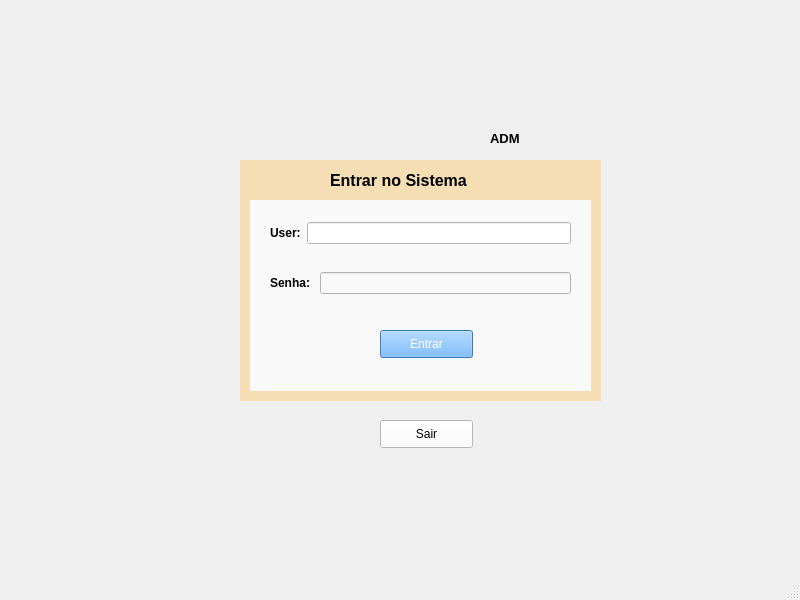
lannyily/POO2, file Guia_adm/ui/tela_login_adm.ui: the form before one commit.
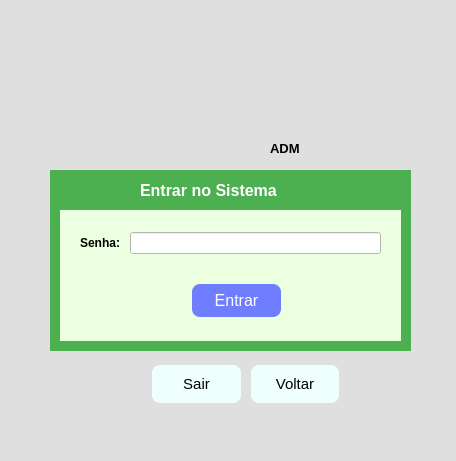
The form after the commit. Icons and pictures are not drawn.

```diff
--- a/Guia_adm/ui/tela_login_adm.ui
+++ b/Guia_adm/ui/tela_login_adm.ui
@@ -6,25 +6,28 @@
    <rect>
     <x>0</x>
     <y>0</y>
-    <width>800</width>
-    <height>600</height>
+    <width>456</width>
+    <height>461</height>
    </rect>
   </property>
   <property name="windowTitle">
    <string>MainWindow</string>
   </property>
+  <property name="styleSheet">
+   <string notr="true">background-color: rgb(223, 223, 223);</string>
+  </property>
   <widget class="QWidget" name="centralwidget">
    <widget class="QWidget" name="widget" native="true">
     <property name="geometry">
      <rect>
-      <x>240</x>
-      <y>160</y>
+      <x>50</x>
+      <y>170</y>
       <width>361</width>
-      <height>241</height>
+      <height>181</height>
      </rect>
     </property>
     <property name="styleSheet">
-     <string notr="true">background-color: rgb(245,222,179);</string>
+     <string notr="true">background-color:#4CAF50;</string>
     </property>
     <widget class="QWidget" name="widget_2" native="true">
      <property name="geometry">
@@ -32,67 +35,49 @@
        <x>10</x>
        <y>40</y>
        <width>341</width>
-       <height>191</height>
+       <height>131</height>
       </rect>
      </property>
      <property name="styleSheet">
-      <string notr="true">background-color: rgb(249, 249, 249);</string>
+      <string notr="true">background-color: rgb(236, 255, 224);</string>
      </property>
      <widget class="QPushButton" name="pushButton">
       <property name="geometry">
        <rect>
         <x>130</x>
-        <y>130</y>
+        <y>70</y>
         <width>93</width>
-        <height>28</height>
+        <height>41</height>
        </rect>
       </property>
       <property name="styleSheet">
-       <string notr="true">background-color: rgb(85, 170, 255);
-color: rgb(255, 255, 255);</string>
+       <string notr="true">QPushButton {
+           
+	background-color: rgb(111, 125, 255);
+           border: none;
+           color: white;
+           padding: 10px 20px;
+           text-align: center;
+           text-decoration: none;
+           display: inline-block;
+           font-size: 16px;
+           margin: 4px 2px;
+           cursor: pointer;
+           border-radius: 8px;
+        }
+        QPushButton:hover {
+           background-color: rgb(85, 170, 255); 
+        }</string>
       </property>
       <property name="text">
        <string>Entrar</string>
       </property>
      </widget>
-     <widget class="QWidget" name="layoutWidget">
-      <property name="geometry">
-       <rect>
-        <x>20</x>
-        <y>20</y>
-        <width>301</width>
-        <height>26</height>
-       </rect>
-      </property>
-      <layout class="QHBoxLayout" name="horizontalLayout">
-       <item>
-        <widget class="QLabel" name="label_4">
-         <property name="font">
-          <font>
-           <pointsize>9</pointsize>
-           <weight>75</weight>
-           <bold>true</bold>
-          </font>
-         </property>
-         <property name="text">
-          <string>User:</string>
-         </property>
-        </widget>
-       </item>
-       <item>
-        <widget class="QLineEdit" name="lineEdit_user">
-         <property name="styleSheet">
-          <string notr="true">background-color: rgb(255, 255, 255);</string>
-         </property>
-        </widget>
-       </item>
-      </layout>
-     </widget>
      <widget class="QWidget" name="layoutWidget_2">
       <property name="geometry">
        <rect>
         <x>20</x>
-        <y>70</y>
+        <y>20</y>
         <width>301</width>
         <height>26</height>
        </rect>
@@ -114,6 +99,9 @@
        </item>
        <item>
         <widget class="QLineEdit" name="lineEdit_senha">
+         <property name="styleSheet">
+          <string notr="true">background-color: rgb(255, 255, 255);</string>
+         </property>
          <property name="echoMode">
           <enum>QLineEdit::Password</enum>
          </property>
@@ -138,31 +126,18 @@
        <bold>true</bold>
       </font>
      </property>
+     <property name="styleSheet">
+      <string notr="true">color: white;</string>
+     </property>
      <property name="text">
       <string>Entrar no Sistema</string>
      </property>
     </widget>
    </widget>
-   <widget class="QPushButton" name="pushButton_2">
-    <property name="geometry">
-     <rect>
-      <x>380</x>
-      <y>420</y>
-      <width>93</width>
-      <height>28</height>
-     </rect>
-    </property>
-    <property name="styleSheet">
-     <string notr="true">background-color: rgb(255, 255, 255);</string>
-    </property>
-    <property name="text">
-     <string>Sair</string>
-    </property>
-   </widget>
    <widget class="QLabel" name="label">
     <property name="geometry">
      <rect>
-      <x>270</x>
+      <x>70</x>
       <y>-10</y>
       <width>291</width>
       <height>171</height>
@@ -181,8 +156,8 @@
    <widget class="QLabel" name="label_2">
     <property name="geometry">
      <rect>
-      <x>490</x>
-      <y>130</y>
+      <x>270</x>
+      <y>140</y>
       <width>55</width>
       <height>16</height>
      </rect>
@@ -198,6 +173,76 @@
      <string>ADM</string>
     </property>
    </widget>
+   <widget class="QWidget" name="">
+    <property name="geometry">
+     <rect>
+      <x>150</x>
+      <y>360</y>
+      <width>191</width>
+      <height>48</height>
+     </rect>
+    </property>
+    <layout class="QHBoxLayout" name="horizontalLayout">
+     <item>
+      <widget class="QPushButton" name="pushButton_sair">
+       <property name="styleSheet">
+        <string notr="true">QPushButton {
+           
+	
+	
+	background-color: rgb(238, 255, 254);
+           border: none;
+           padding: 10px 20px;
+           text-align: center;
+           text-decoration: none;
+           display: inline-block;
+           font-size: 15px;
+           margin: 4px 2px;
+           cursor: pointer;
+           border-radius: 8px;
+        }
+        QPushButton:hover {
+          
+	
+	background-color: rgb(255, 255, 255);
+        }</string>
+       </property>
+       <property name="text">
+        <string>Sair</string>
+       </property>
+      </widget>
+     </item>
+     <item>
+      <widget class="QPushButton" name="pushButton_sair_2">
+       <property name="styleSheet">
+        <string notr="true">QPushButton {
+           
+	
+	
+	background-color: rgb(238, 255, 254);
+           border: none;
+           padding: 10px 20px;
+           text-align: center;
+           text-decoration: none;
+           display: inline-block;
+           font-size: 15px;
+           margin: 4px 2px;
+           cursor: pointer;
+           border-radius: 8px;
+        }
+        QPushButton:hover {
+          
+	
+	background-color: rgb(255, 255, 255);
+        }</string>
+       </property>
+       <property name="text">
+        <string>Voltar</string>
+       </property>
+      </widget>
+     </item>
+    </layout>
+   </widget>
   </widget>
   <widget class="QMenuBar" name="menubar">
    <property name="geometry">
```
Left out of the diff: 2 changed lines with no effect on the pictures.
